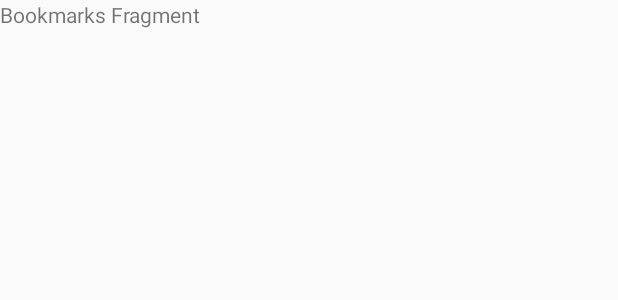
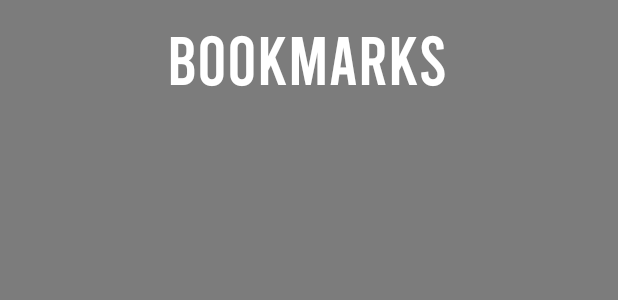
Before and after one commit to rag16b/Nomadics, an Android app: the layout fragment_bookmark.xml on its own in the app's theme, with its tools: preview values and no code run, on a phone screen of 412 x 824 dp. Shown: the top 300 px of the screen. Run offline under Robolectric (Android 15) with nearby library versions, the light colour scheme and no system bars.

Commit message:
Began working on RecyclerView
Files added:
-RecyclerViewAdapter class
-view_bookmarks.xml layout file
  *layout for view to be recycled

Files Changed:
-fragment_bookmarks.xml
  *UI changes

```diff
--- a/app/src/main/res/layout/fragment_bookmark.xml
+++ b/app/src/main/res/layout/fragment_bookmark.xml
@@ -1,14 +1,36 @@
 <?xml version="1.0" encoding="utf-8"?>
-<FrameLayout xmlns:android="http://schemas.android.com/apk/res/android"
+<RelativeLayout xmlns:android="http://schemas.android.com/apk/res/android"
     xmlns:tools="http://schemas.android.com/tools"
     android:layout_width="match_parent"
     android:layout_height="match_parent"
+    android:background="@color/halftransparent"
     tools:context=".BookmarkFragment">
 
 
     <TextView
+        android:id="@+id/bookmarkTitle"
+        android:layout_width="245dp"
+        android:layout_height="wrap_content"
+        android:layout_alignParentStart="true"
+        android:layout_alignParentLeft="true"
+        android:layout_alignParentTop="true"
+        android:layout_alignParentEnd="true"
+        android:layout_alignParentRight="true"
+        android:layout_marginStart="111dp"
+        android:layout_marginLeft="111dp"
+        android:layout_marginTop="11dp"
+        android:layout_marginEnd="55dp"
+        android:layout_marginRight="55dp"
+        android:fontFamily="@font/bebasregular"
+        android:text="Bookmarks"
+        android:textAppearance="@style/TextAppearance.AppCompat.Display2"
+        android:textColor="@color/white" />
+
+    <android.support.v7.widget.RecyclerView
+        android:id="@+id/bookmarkRV"
         android:layout_width="match_parent"
-        android:layout_height="match_parent"
-        android:text="Bookmarks Fragment" />
+        android:layout_height="655dp"
+        android:layout_below="@+id/bookmarkTitle"
+        android:layout_marginTop="2dp" />
 
-</FrameLayout>
+</RelativeLayout>
```
Also changed, not shown: app/src/main/java/edu/fsu/cs/nomadics/RecyclerViewAdapter.java (added, +56 -0 lines), app/src/main/res/layout/view_bookmarks.xml (added, +24 -0 lines).
